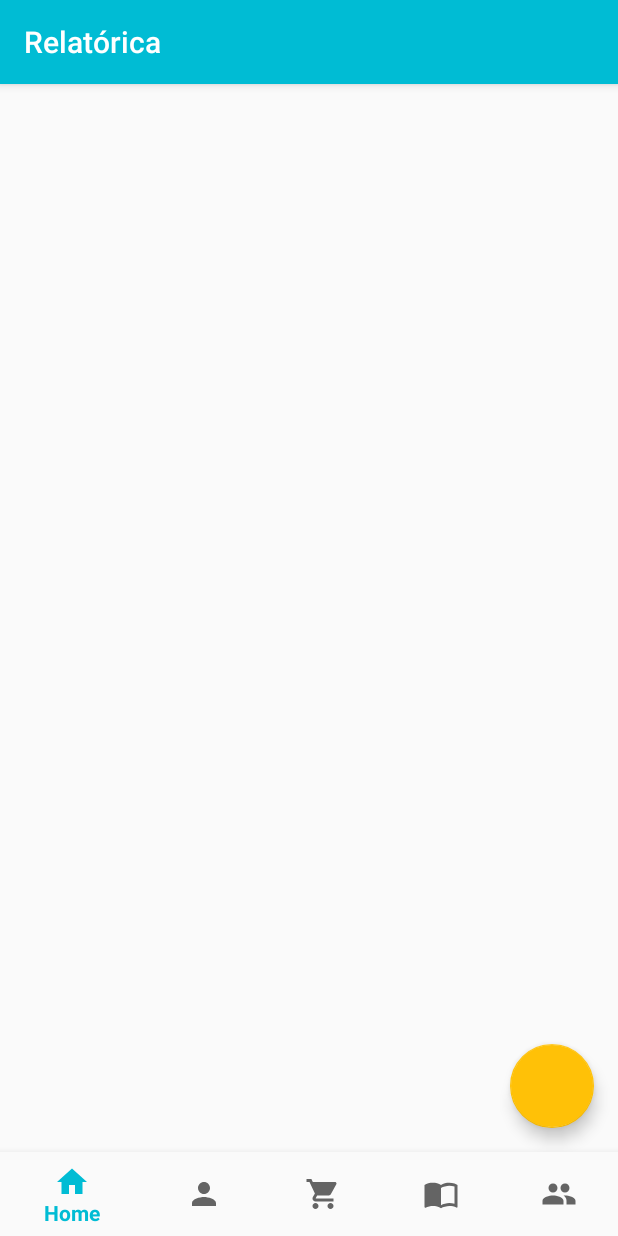
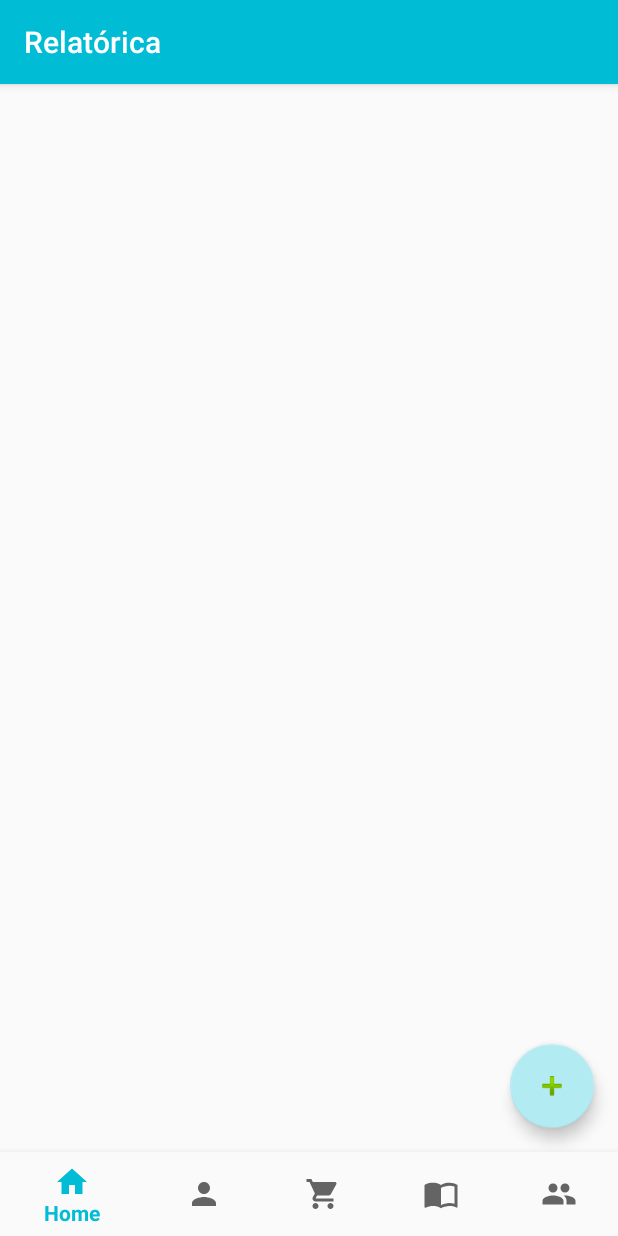
Before and after one commit to Chema19/MakeSolution.Relatorica.AndroidApp, an Android app: the fragment ChildFragment placed in its activity, on a phone screen of 412 x 824 dp. Run offline under Robolectric (Android 15) with nearby library versions, the phone set to English and light mode, and no system bars; libraries missing offline, so code that uses them is left out: com.androidnetworking, com.androidnetworking.common, com.androidnetworking.error, com.androidnetworking.interfaces; 1 statement that could not run was skipped.

Commit message:
Cambio de color al boton flotante

```diff
--- a/app/src/main/res/layout/fragment_child.xml
+++ b/app/src/main/res/layout/fragment_child.xml
@@ -22,6 +22,8 @@
         android:layout_gravity="bottom|end"
         android:layout_margin="16dp"
         android:clickable="true"
-        android:focusable="@android:drawable/ic_input_add"/>
+        android:focusable="@android:drawable/ic_input_add"
+        android:src="@android:drawable/ic_input_add"
+        app:backgroundTint="#B2EBF2" />
 
 </FrameLayout>
```
Lines whose indentation alone changed are shown as unchanged.
